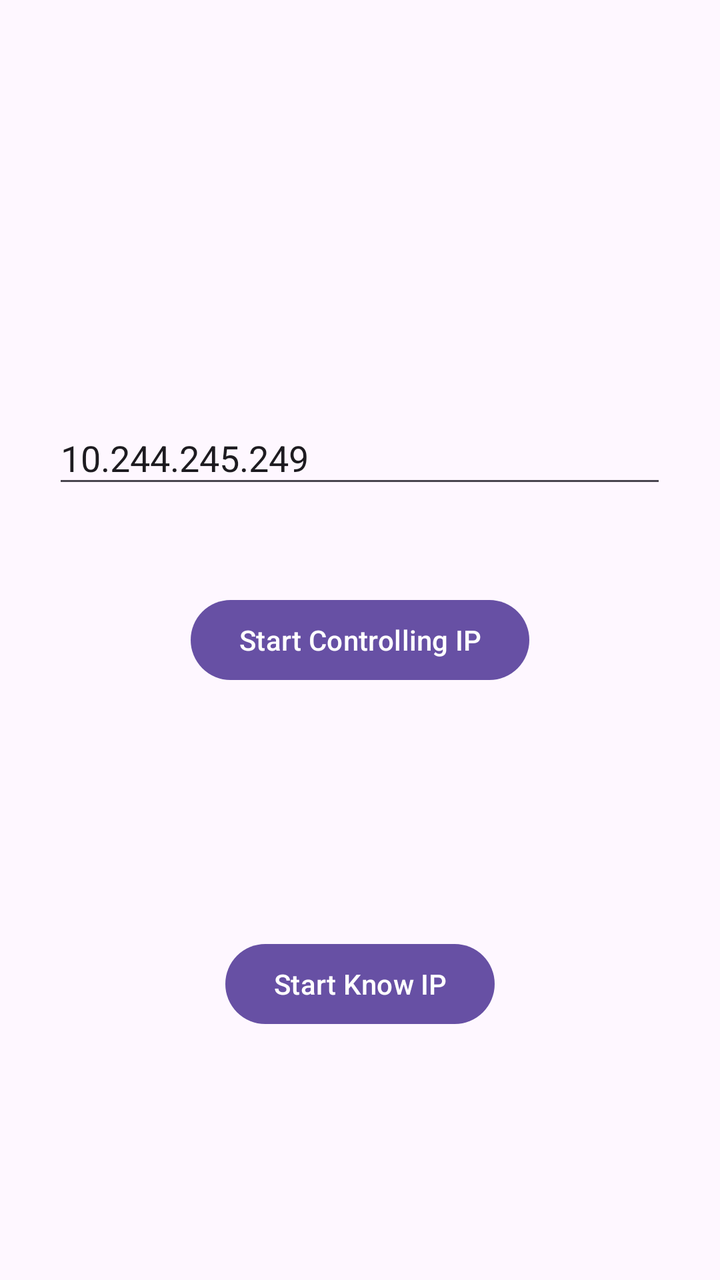
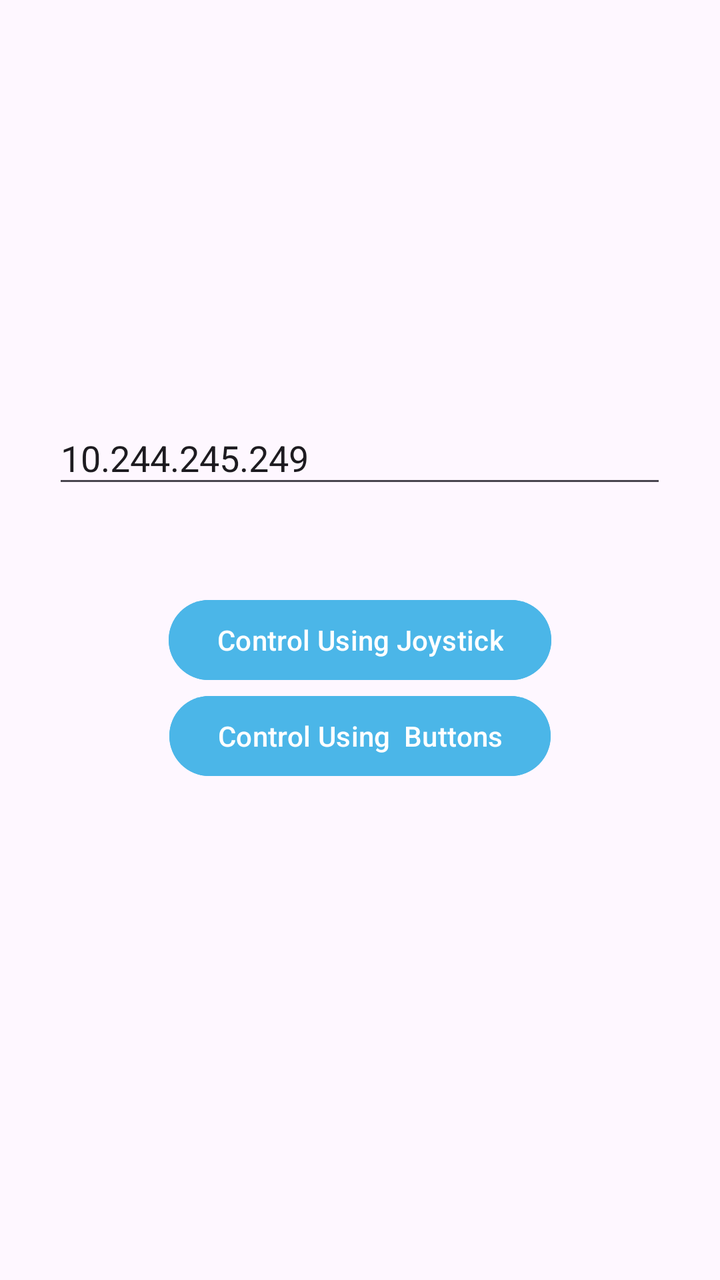

An Android layout rendered at two revisions. The XML below is the earlier revision; the diff shows what the commit changed to produce the second picture.
<!-- AndroidManifest.xml: application theme Theme.BotzillaController -->
<!-- res/layout/activity_main.xml -->
<?xml version="1.0" encoding="utf-8"?>
<androidx.constraintlayout.widget.ConstraintLayout xmlns:android="http://schemas.android.com/apk/res/android"
    xmlns:app="http://schemas.android.com/apk/res-auto"
    xmlns:tools="http://schemas.android.com/tools"
    android:id="@+id/main"
    android:layout_width="match_parent"
    android:layout_height="match_parent"
    tools:context=".MainActivity">

    <Button
        android:id="@+id/startButton"
        android:layout_width="wrap_content"
        android:layout_height="wrap_content"
        android:text="Start Controlling IP"
        app:layout_constraintBottom_toBottomOf="parent"
        app:layout_constraintEnd_toEndOf="parent"
        app:layout_constraintStart_toStartOf="parent"
        app:layout_constraintTop_toTopOf="parent" />

    <EditText
        android:id="@+id/ipTextEdit"
        android:layout_width="307dp"
        android:layout_height="43dp"
        android:ems="10"
        android:inputType="text"
        android:text="10.244.245.249"
        app:layout_constraintBottom_toTopOf="@+id/startButton"
        app:layout_constraintEnd_toEndOf="parent"
        app:layout_constraintHorizontal_bias="0.497"
        app:layout_constraintStart_toStartOf="parent"
        app:layout_constraintTop_toTopOf="parent"
        app:layout_constraintVertical_bias="0.814" />

    <Button
        android:id="@+id/button"
        android:layout_width="wrap_content"
        android:layout_height="wrap_content"
        android:text="Start Know IP"
        app:layout_constraintBottom_toBottomOf="parent"
        app:layout_constraintEnd_toEndOf="parent"
        app:layout_constraintStart_toStartOf="parent"
        app:layout_constraintTop_toBottomOf="@+id/startButton" />

</androidx.constraintlayout.widget.ConstraintLayout>
<!-- resources referenced by this layout -->
<resources>
  <style name="Theme.BotzillaController" parent="Base.Theme.BotzillaController" />
  <style name="Base.Theme.BotzillaController" parent="Theme.Material3.DayNight.NoActionBar">
          
          
      </style>
</resources>

<!-- the commit's change to res/layout/activity_main.xml (unified diff, before → after) -->
@@ -7,16 +7,6 @@
     android:layout_height="match_parent"
     tools:context=".MainActivity">
 
-    <Button
-        android:id="@+id/startButton"
-        android:layout_width="wrap_content"
-        android:layout_height="wrap_content"
-        android:text="Start Controlling IP"
-        app:layout_constraintBottom_toBottomOf="parent"
-        app:layout_constraintEnd_toEndOf="parent"
-        app:layout_constraintStart_toStartOf="parent"
-        app:layout_constraintTop_toTopOf="parent" />
-
     <EditText
         android:id="@+id/ipTextEdit"
         android:layout_width="307dp"
@@ -24,7 +14,7 @@
         android:ems="10"
         android:inputType="text"
         android:text="10.244.245.249"
-        app:layout_constraintBottom_toTopOf="@+id/startButton"
+        app:layout_constraintBottom_toTopOf="@+id/startButtonJoystick"
         app:layout_constraintEnd_toEndOf="parent"
         app:layout_constraintHorizontal_bias="0.497"
         app:layout_constraintStart_toStartOf="parent"
@@ -32,13 +22,24 @@
         app:layout_constraintVertical_bias="0.814" />
 
     <Button
-        android:id="@+id/button"
+        android:id="@+id/startButtonJoystick"
         android:layout_width="wrap_content"
         android:layout_height="wrap_content"
-        android:text="Start Know IP"
+        android:backgroundTint="@color/material_dynamic_primary70"
+        android:text="Control Using Joystick"
         app:layout_constraintBottom_toBottomOf="parent"
         app:layout_constraintEnd_toEndOf="parent"
         app:layout_constraintStart_toStartOf="parent"
-        app:layout_constraintTop_toBottomOf="@+id/startButton" />
+        app:layout_constraintTop_toTopOf="parent" />
+
+    <Button
+        android:id="@+id/startButtonButtons"
+        android:layout_width="wrap_content"
+        android:layout_height="wrap_content"
+        android:backgroundTint="@color/material_dynamic_primary70"
+        android:text="Control Using  Buttons"
+        app:layout_constraintEnd_toEndOf="parent"
+        app:layout_constraintStart_toStartOf="parent"
+        app:layout_constraintTop_toBottomOf="@+id/startButtonJoystick" />
 
 </androidx.constraintlayout.widget.ConstraintLayout>
